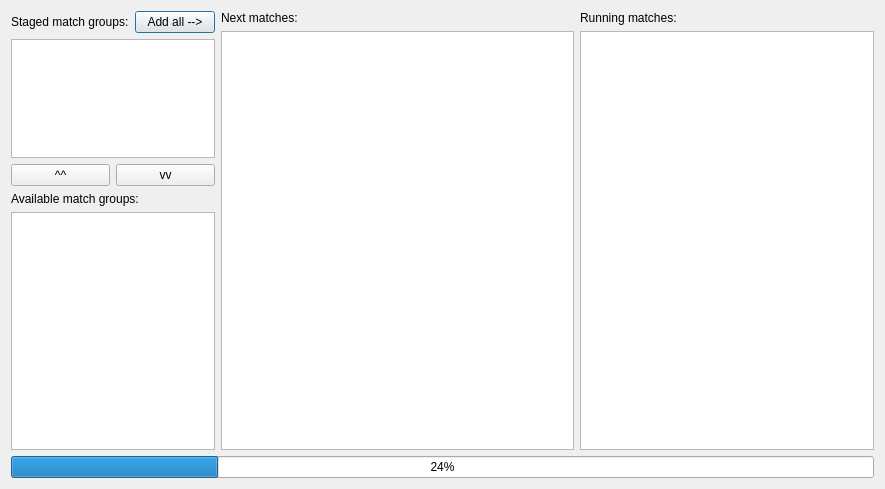
probonopd/QTournament, file ui/ScheduleTabWidget.ui: the form before one commit.
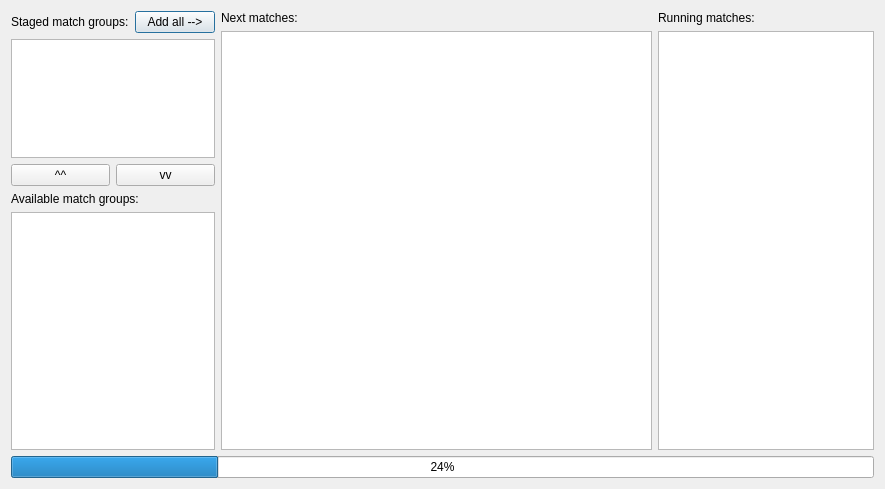
The form after the commit. Custom widgets are drawn as their Qt base class.

Commit message: Re-assigned default widget and column widths in the ScheduleTabWidget to make better use of the availabe screen real estate.

Diff of the .ui file:
```diff
--- a/ui/ScheduleTabWidget.ui
+++ b/ui/ScheduleTabWidget.ui
@@ -17,7 +17,7 @@
    <item>
     <layout class="QVBoxLayout" name="verticalLayout" stretch="5,0">
      <item>
-      <layout class="QHBoxLayout" name="horizontalLayout_5" stretch="3,6,5">
+      <layout class="QHBoxLayout" name="horizontalLayout_5" stretch="2,8,4">
        <item>
         <layout class="QVBoxLayout" name="verticalLayout_3">
          <item>
```
The commit also changes 6 other files.
